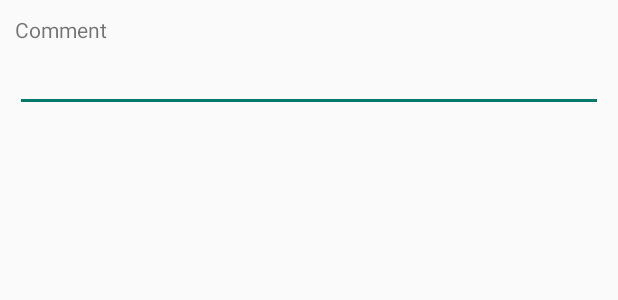
After one commit to Kaak99/MoodTracker, an Android app: the layout alertdiag_noteadd.xml on its own in the app's theme, with its tools: preview values and no code run, on a phone screen of 412 x 824 dp. The commit adds this screen. Shown: the top 300 px of the screen. Run offline under Robolectric (Android 15) with nearby library versions, the phone set to English and light mode, and no system bars.

Commit message:
string.xml fr, alertdialog xml

```diff
--- /dev/null
+++ b/app/src/main/res/layout/alertdiag_noteadd.xml
@@ -0,0 +1,31 @@
+<?xml version="1.0" encoding="utf-8"?>
+<LinearLayout xmlns:android="http://schemas.android.com/apk/res/android"
+    android:id="@+id/alertLayout"
+    android:layout_width="match_parent"
+    android:layout_height="match_parent"
+    android:orientation="vertical"
+    android:padding="10dp">
+
+    <TextView
+        android:id="@+id/title"
+        android:layout_width="wrap_content"
+        android:layout_height="wrap_content"
+        android:text="@string/noteadd_title"/>
+
+    <EditText
+        android:id="@+id/etAlertdiagNoteadd"
+        android:layout_width="match_parent"
+        android:layout_height="wrap_content">
+        <requestFocus />
+    </EditText>
+
+    <LinearLayout
+        android:layout_width="match_parent"
+        android:layout_height="wrap_content"
+        android:orientation="horizontal">
+
+
+    </LinearLayout>
+
+
+</LinearLayout>
--- a/app/src/main/res/values/strings.xml
+++ b/app/src/main/res/values/strings.xml
@@ -1,4 +1,7 @@
 <resources>
     <string name="app_name">MoodTracker</string>
     <string name="smiley">a smiley with different moods</string>
+    <string name="noteadd_title">Comment</string>
+    <string name="noteadd_neg_button">Cancel</string>
+    <string name="noteadd_pos_button">OK</string>
 </resources>
```
Also changed, not shown: app/src/main/java/com/example/souhi/moodtracker/MainActivity.java (+15 -0 lines), 1 other file.
